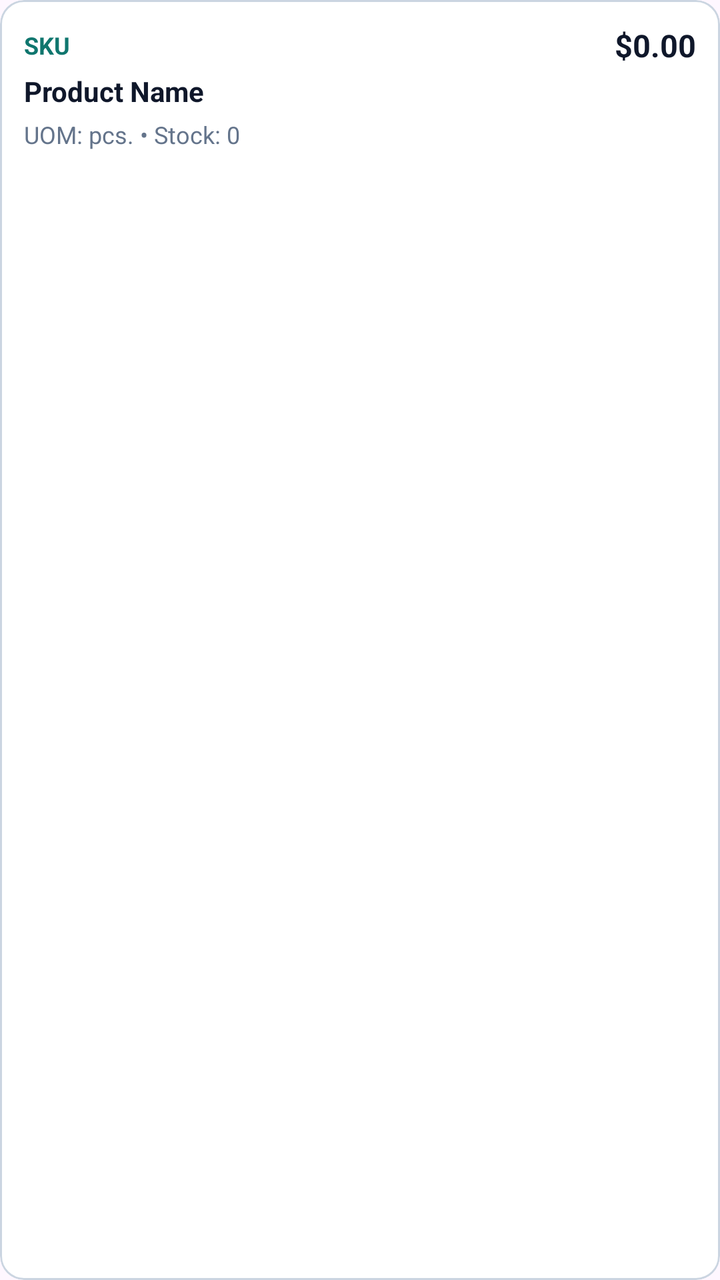
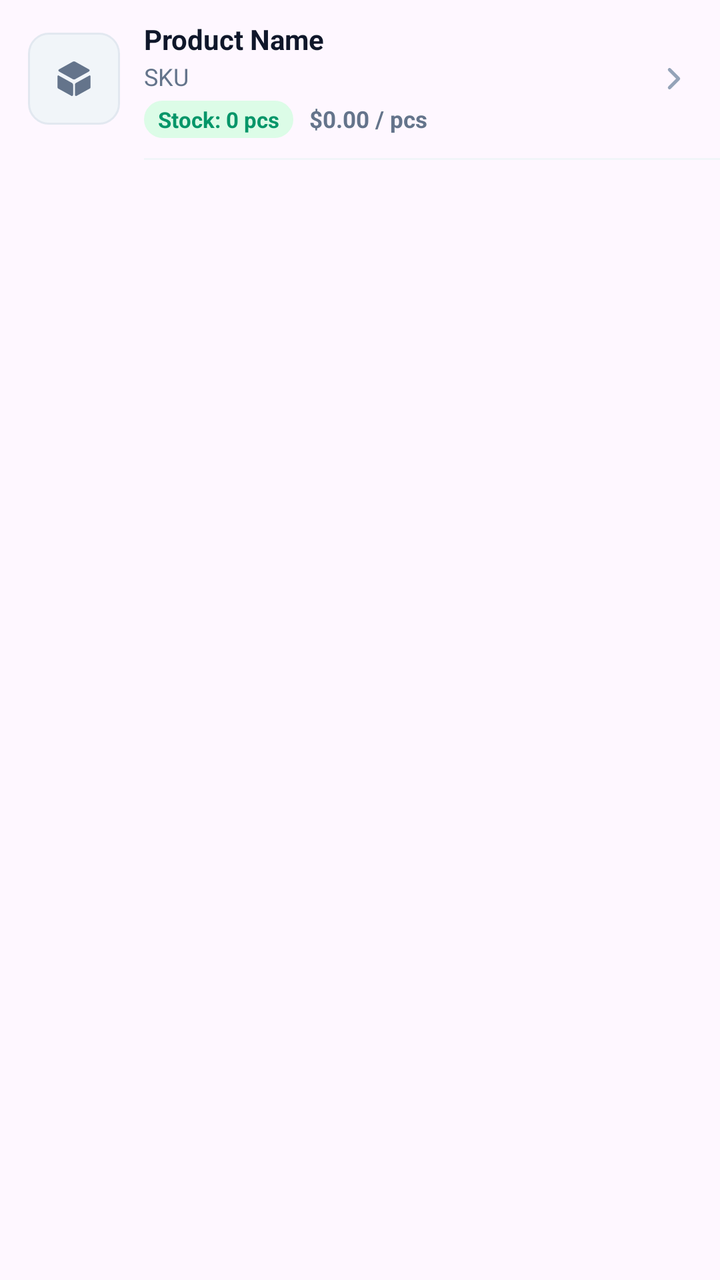

Compare the two renders of this Android layout. The source of the first and the diff that turns it into the second are given below.
<!-- AndroidManifest.xml: application theme Theme.InFlowPremium -->
<!-- res/layout/item_product_catalog.xml -->
<?xml version="1.0" encoding="utf-8"?>
<com.google.android.material.card.MaterialCardView xmlns:android="http://schemas.android.com/apk/res/android"
    xmlns:app="http://schemas.android.com/apk/res-auto"
    android:layout_width="match_parent"
    android:layout_height="wrap_content"
    android:layout_marginBottom="8dp"
    app:cardBackgroundColor="@color/white"
    app:cardCornerRadius="12dp"
    app:strokeColor="@color/border"
    app:strokeWidth="1dp">

    <LinearLayout
        android:layout_width="match_parent"
        android:layout_height="wrap_content"
        android:orientation="vertical"
        android:padding="12dp">

        <LinearLayout
            android:layout_width="match_parent"
            android:layout_height="wrap_content"
            android:gravity="center_vertical"
            android:orientation="horizontal">

            <TextView
                android:id="@+id/tvProdSku"
                android:layout_width="0dp"
                android:layout_height="wrap_content"
                android:layout_weight="1"
                android:text="SKU"
                android:textColor="@color/primary_dark"
                android:textSize="12sp"
                android:textStyle="bold" />

            <TextView
                android:id="@+id/tvProdPrice"
                android:layout_width="wrap_content"
                android:layout_height="wrap_content"
                android:text="$0.00"
                android:textColor="@color/black"
                android:textSize="15.5sp"
                android:textStyle="bold" />
        </LinearLayout>

        <TextView
            android:id="@+id/tvProdName"
            android:layout_width="match_parent"
            android:layout_height="wrap_content"
            android:layout_marginTop="3dp"
            android:text="Product Name"
            android:textColor="@color/black"
            android:textSize="14sp"
            android:textStyle="bold" />

        <TextView
            android:id="@+id/tvProdMeta"
            android:layout_width="match_parent"
            android:layout_height="wrap_content"
            android:layout_marginTop="4dp"
            android:text="UOM: pcs. • Stock: 0"
            android:textColor="@color/gray"
            android:textSize="12sp" />
    </LinearLayout>
</com.google.android.material.card.MaterialCardView>
<!-- resources referenced by this layout -->
<resources>
  <color name="black">#0F172A</color>
  <color name="border">#CBD5E1</color>
  <color name="gray">#64748B</color>
  <color name="primary_dark">#0F766E</color>
  <color name="white">#FFFFFF</color>
  <style name="Theme.InFlowPremium" parent="Theme.Material3.Light.NoActionBar">
          <item name="colorPrimary">@color/primary</item>
          <item name="colorPrimaryDark">@color/primary_dark</item>
          <item name="colorSecondary">@color/accent</item>
          <item name="android:statusBarColor">@android:color/transparent</item>
          <item name="android:windowLightStatusBar" tools:targetApi="m">true</item>
          <item name="android:navigationBarColor">@android:color/transparent</item>
          <item name="android:windowLightNavigationBar" tools:targetApi="o_mr1">true</item>
          <item name="android:enforceNavigationBarContrast" tools:targetApi="q">false</item>
          <item name="android:enforceStatusBarContrast" tools:targetApi="q">false</item>
      </style>
  <color name="primary">#0D9488</color>
  <color name="accent">#10B981</color>
</resources>

<!-- the commit's change to res/layout/item_product_catalog.xml (unified diff, before → after) -->
@@ -1,63 +1,113 @@
 <?xml version="1.0" encoding="utf-8"?>
-<com.google.android.material.card.MaterialCardView xmlns:android="http://schemas.android.com/apk/res/android"
+<LinearLayout xmlns:android="http://schemas.android.com/apk/res/android"
     xmlns:app="http://schemas.android.com/apk/res-auto"
     android:layout_width="match_parent"
     android:layout_height="wrap_content"
-    android:layout_marginBottom="8dp"
-    app:cardBackgroundColor="@color/white"
-    app:cardCornerRadius="12dp"
-    app:strokeColor="@color/border"
-    app:strokeWidth="1dp">
+    android:background="?attr/selectableItemBackground"
+    android:orientation="vertical">
 
     <LinearLayout
         android:layout_width="match_parent"
         android:layout_height="wrap_content"
-        android:orientation="vertical"
-        android:padding="12dp">
+        android:gravity="center_vertical"
+        android:orientation="horizontal"
+        android:paddingHorizontal="14dp"
+        android:paddingVertical="10dp">
 
+        
+        <FrameLayout
+            android:layout_width="46dp"
+            android:layout_height="46dp"
+            android:background="@drawable/bg_product_thumb">
+
+            <ImageView
+                android:id="@+id/ivProdIcon"
+                android:layout_width="22dp"
+                android:layout_height="22dp"
+                android:layout_gravity="center"
+                android:src="@drawable/ic_nav_product"
+                app:tint="#64748B" />
+
+            <ImageView
+                android:id="@+id/ivProdThumb"
+                android:layout_width="match_parent"
+                android:layout_height="match_parent"
+                android:scaleType="centerCrop"
+                android:visibility="gone" />
+        </FrameLayout>
+
+        
         <LinearLayout
-            android:layout_width="match_parent"
+            android:layout_width="0dp"
             android:layout_height="wrap_content"
-            android:gravity="center_vertical"
-            android:orientation="horizontal">
+            android:layout_marginStart="12dp"
+            android:layout_weight="1"
+            android:orientation="vertical">
+
+            <TextView
+                android:id="@+id/tvProdName"
+                android:layout_width="match_parent"
+                android:layout_height="wrap_content"
+                android:ellipsize="end"
+                android:maxLines="1"
+                android:text="Product Name"
+                android:textColor="#0F172A"
+                android:textSize="14sp"
+                android:textStyle="bold" />
 
             <TextView
                 android:id="@+id/tvProdSku"
-                android:layout_width="0dp"
+                android:layout_width="match_parent"
                 android:layout_height="wrap_content"
-                android:layout_weight="1"
+                android:layout_marginTop="1dp"
+                android:ellipsize="end"
+                android:maxLines="1"
                 android:text="SKU"
-                android:textColor="@color/primary_dark"
-                android:textSize="12sp"
-                android:textStyle="bold" />
+                android:textColor="#64748B"
+                android:textSize="12sp" />
 
-            <TextView
-                android:id="@+id/tvProdPrice"
-                android:layout_width="wrap_content"
+            <LinearLayout
+                android:layout_width="match_parent"
                 android:layout_height="wrap_content"
-                android:text="$0.00"
-                android:textColor="@color/black"
-                android:textSize="15.5sp"
-                android:textStyle="bold" />
+                android:layout_marginTop="4dp"
+                android:gravity="center_vertical"
+                android:orientation="horizontal">
+
+                <TextView
+                    android:id="@+id/tvProdStock"
+                    android:layout_width="wrap_content"
+                    android:layout_height="wrap_content"
+                    android:background="@drawable/bg_pill_emerald_dark"
+                    android:backgroundTint="#DCFCE7"
+                    android:paddingHorizontal="7dp"
+                    android:paddingVertical="2dp"
+                    android:text="Stock: 0 pcs"
+                    android:textColor="#059669"
+                    android:textSize="11sp"
+                    android:textStyle="bold" />
+
+                <TextView
+                    android:id="@+id/tvProdPrice"
+                    android:layout_width="wrap_content"
+                    android:layout_height="wrap_content"
+                    android:layout_marginStart="8dp"
+                    android:text="$0.00 / pcs"
+                    android:textColor="#64748B"
+                    android:textSize="11.5sp"
+                    android:textStyle="bold" />
+            </LinearLayout>
         </LinearLayout>
 
-        <TextView
-            android:id="@+id/tvProdName"
-            android:layout_width="match_parent"
-            android:layout_height="wrap_content"
-            android:layout_marginTop="3dp"
-            android:text="Product Name"
-            android:textColor="@color/black"
-            android:textSize="14sp"
-            android:textStyle="bold" />
+        <ImageView
+            android:layout_width="18dp"
+            android:layout_height="18dp"
+            android:layout_marginStart="8dp"
+            android:src="@drawable/ic_chevron_right" />
+    </LinearLayout>
 
-        <TextView
-            android:id="@+id/tvProdMeta"
-            android:layout_width="match_parent"
-            android:layout_height="wrap_content"
-            android:layout_marginTop="4dp"
-            android:text="UOM: pcs. • Stock: 0"
-            android:textColor="@color/gray"
-            android:textSize="12sp" />
-    </LinearLayout>
-</com.google.android.material.card.MaterialCardView>
+    <View
+        android:layout_width="match_parent"
+        android:layout_height="1dp"
+        android:layout_marginStart="72dp"
+        android:background="#F1F5F9" />
+</LinearLayout>
<!-- resource entries referenced after the edit -->
@@ -1,10 +1,52 @@
 <!-- resources referenced by this layout -->
 <resources>
-  <color name="black">#0F172A</color>
-  <color name="border">#CBD5E1</color>
-  <color name="gray">#64748B</color>
+  <!-- drawable bg_pill_emerald_dark (drawable) -->
+  <?xml version="1.0" encoding="utf-8"?>
+  <shape xmlns:android="http://schemas.android.com/apk/res/android"
+      android:shape="rectangle">
+      <solid android:color="#064E3B" />
+      <stroke
+          android:width="1dp"
+          android:color="#065F46" />
+      <corners android:radius="99dp" />
+  </shape>
+  <!-- drawable bg_product_thumb (drawable) -->
+  <?xml version="1.0" encoding="utf-8"?>
+  <shape xmlns:android="http://schemas.android.com/apk/res/android"
+      android:shape="rectangle">
+      <solid android:color="#F1F5F9" />
+      <corners android:radius="10dp" />
+      <stroke
+          android:width="1dp"
+          android:color="#E2E8F0" />
+  </shape>
+  <!-- drawable ic_chevron_right (drawable) -->
+  <?xml version="1.0" encoding="utf-8"?>
+  <vector xmlns:android="http://schemas.android.com/apk/res/android"
+      android:width="24dp"
+      android:height="24dp"
+      android:viewportWidth="24"
+      android:viewportHeight="24">
+      <path
+          android:fillColor="#00000000"
+          android:pathData="M9,6l6,6 -6,6"
+          android:strokeColor="#94A3B8"
+          android:strokeLineCap="round"
+          android:strokeLineJoin="round"
+          android:strokeWidth="2.2" />
+  </vector>
+  <!-- drawable ic_nav_product (drawable) -->
+  <?xml version="1.0" encoding="utf-8"?>
+  <vector xmlns:android="http://schemas.android.com/apk/res/android"
+      android:width="24dp"
+      android:height="24dp"
+      android:viewportWidth="24"
+      android:viewportHeight="24">
+      <path
+          android:fillColor="#FFFFFFFF"
+          android:pathData="M12.69,2.76l7.5,4.17c0.45,0.25 0.45,0.9 0,1.15L12.69,12.25c-0.43,0.24 -0.95,0.24 -1.38,0L3.81,8.08c-0.45,-0.25 -0.45,-0.9 0,-1.15l7.5,-4.17C11.74,2.52 12.26,2.52 12.69,2.76zM3.5,10.22l7.4,4.11c0.37,0.21 0.6,0.6 0.6,1.02v5.48c0,0.47 -0.5,0.78 -0.92,0.55l-7.17,-3.98C3.16,17.25 3,16.98 3,16.69V10.8C3,10.32 3.5,10.02 3.5,10.22zM20.5,10.22c0,-0.2 0.5,0.1 0.5,0.58v5.89c0,0.29 -0.16,0.56 -0.41,0.7l-7.17,3.98c-0.42,0.23 -0.92,-0.08 -0.92,-0.55v-5.48c0,-0.42 0.23,-0.81 0.6,-1.02L20.5,10.22z" />
+  </vector>
   <color name="primary_dark">#0F766E</color>
-  <color name="white">#FFFFFF</color>
   <style name="Theme.InFlowPremium" parent="Theme.Material3.Light.NoActionBar">
           <item name="colorPrimary">@color/primary</item>
           <item name="colorPrimaryDark">@color/primary_dark</item>
